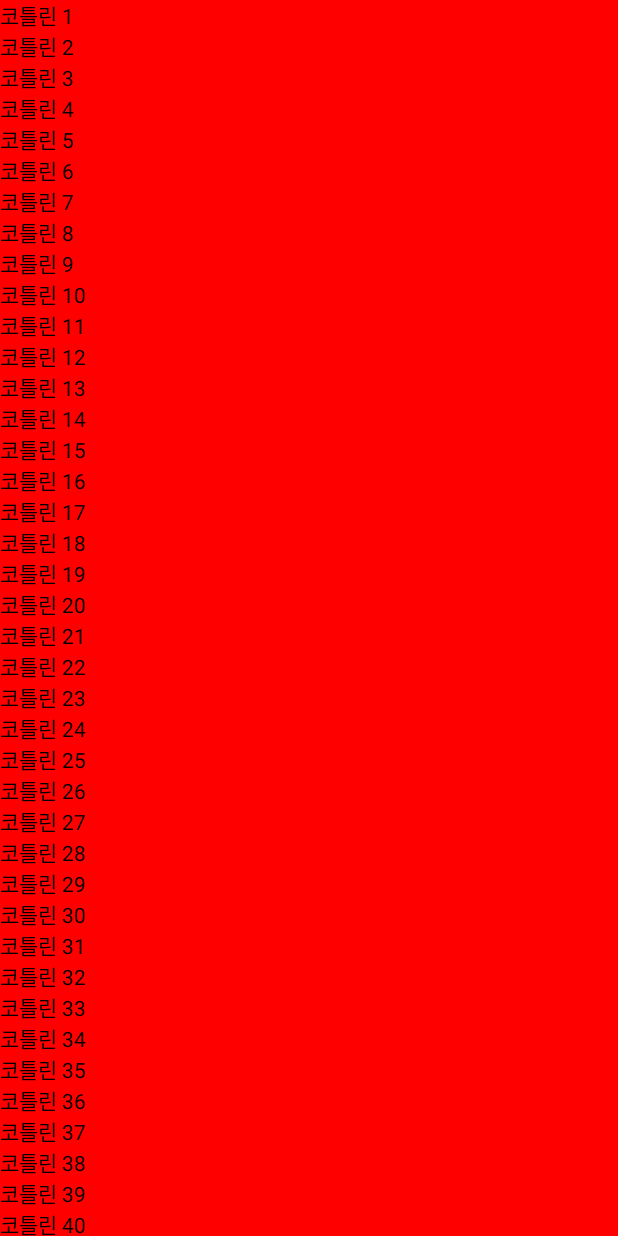
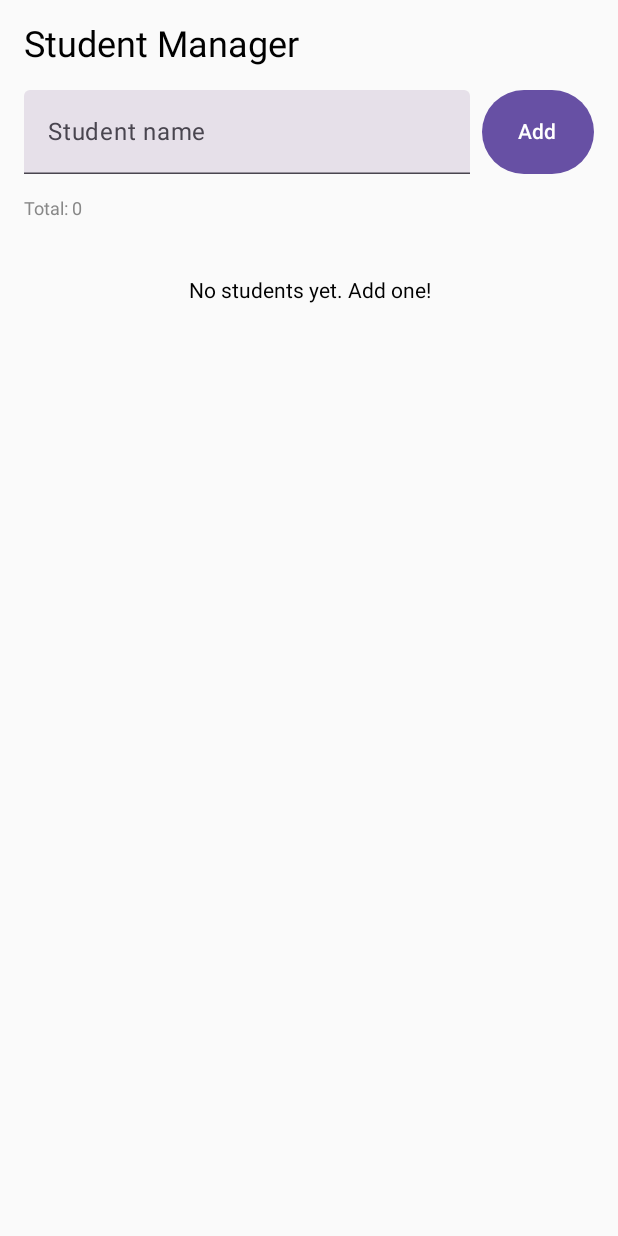
Before and after one commit to voidgogo/kotlin-2025a, an Android app built with Jetpack Compose: the screen it shows after launch (MainActivity), on a phone screen of 412 x 824 dp. Run offline under Robolectric (Android 15) with nearby library versions, the phone set to English and light mode, and no system bars; our stand-ins replace Room's generated code.

Commit message:
week13 : SimpleApp(MVVM - Jetpack Compose)

```diff
--- a/AppWeek13b/app/src/main/java/com/appweek13b/MainActivity.kt
+++ b/AppWeek13b/app/src/main/java/com/appweek13b/MainActivity.kt
@@ -3,50 +3,29 @@ package com.appweek13b
 import android.os.Bundle
 import androidx.activity.ComponentActivity
 import androidx.activity.compose.setContent
-import androidx.activity.enableEdgeToEdge
-import androidx.compose.foundation.background
-import androidx.compose.foundation.layout.Column
-import androidx.compose.foundation.layout.fillMaxSize
-import androidx.compose.foundation.layout.fillMaxWidth
-import androidx.compose.foundation.layout.padding
-import androidx.compose.foundation.lazy.LazyColumn
-import androidx.compose.foundation.rememberScrollState
-import androidx.compose.foundation.verticalScroll
-import androidx.compose.material3.Text
-import androidx.compose.runtime.Composable
-import androidx.compose.ui.Modifier
-import androidx.compose.ui.graphics.Color
-import androidx.compose.ui.tooling.preview.Preview
-import com.appweek13b.ui.theme.AppWeek13bTheme
-
+import androidx.activity.viewModels
+import androidx.compose.runtime.collectAsState
+import androidx.compose.runtime.getValue
 
 class MainActivity : ComponentActivity() {
+
+    private val viewModel: StudentViewModel by viewModels()
+
     override fun onCreate(savedInstanceState: Bundle?) {
         super.onCreate(savedInstanceState)
 
         setContent {
-            LazyColumn(
-                modifier = Modifier
-                    .background(color = Color.Red)
-                    .fillMaxWidth()
-            ) {
-                items(90){ index ->
-                    Text(text = "코틀린 ${index + 1}")
+            val students by viewModel.students.collectAsState()
+
+            StudentListScreen(
+                students = students,
+                onAddClick = { name ->
+                    viewModel.addStudent(name)
+                },
+                onDeleteClick = { student ->
+                    viewModel.deleteStudent(student)
                 }
-            }
-
-//            val scrollState = rememberScrollState()
-//
-//            Column(
-//                modifier = Modifier
-//                    .background(color = Color.Blue)
-//                    .fillMaxWidth()
-//                    .verticalScroll(scrollState)
-//            ){
-//                for(i in 1..90){
-//                    Text("코틀린 $i")
-//                }
-//            }
+            )
         }
     }
 }
--- /dev/null
+++ b/AppWeek13b/app/src/main/java/com/appweek13b/StudentDao.kt
@@ -0,0 +1,20 @@
+package com.appweek13b
+
+import androidx.room.*
+import kotlinx.coroutines.flow.Flow
+
+@Dao
+interface StudentDao {
+
+    @Query("SELECT * FROM students ORDER BY id DESC")
+    fun getAllStudents(): Flow<List<Student>>
+
+    @Insert(onConflict = OnConflictStrategy.REPLACE)
+    suspend fun insertStudent(student: Student)
+
+    @Delete
+    suspend fun deleteStudent(student: Student)
+
+    @Query("DELETE FROM students")
+    suspend fun deleteAllStudents()
+}
--- /dev/null
+++ b/AppWeek13b/app/src/main/java/com/appweek13b/StudentDatabase.kt
@@ -0,0 +1,33 @@
+package com.appweek13b
+
+import android.content.Context
+import androidx.room.Database
+import androidx.room.Room
+import androidx.room.RoomDatabase
+
+@Database(entities = [Student::class], version = 1, exportSchema = false)
+abstract class StudentDatabase : RoomDatabase() {
+
+    abstract fun studentDao(): StudentDao
+
+    companion object {
+        @Volatile
+        private var INSTANCE: StudentDatabase? = null
+
+        fun getDatabase(context: Context): StudentDatabase {
+            if (INSTANCE != null) {
+                return INSTANCE!!
+            }
+
+            synchronized(this) {
+                val instance = Room.databaseBuilder(
+                    context.applicationContext,
+                    StudentDatabase::class.java,
+                    "student_database"
+                ).build()
+                INSTANCE = instance
+                return instance
+            }
+        }
+    }
+}
--- /dev/null
+++ b/AppWeek13b/app/src/main/java/com/appweek13b/StudentListScreen.kt
@@ -0,0 +1,133 @@
+package com.appweek13b
+
+import androidx.compose.foundation.layout.*
+import androidx.compose.foundation.lazy.LazyColumn
+import androidx.compose.foundation.lazy.items
+import androidx.compose.material3.*
+import androidx.compose.runtime.*
+import androidx.compose.ui.Alignment
+import androidx.compose.ui.Modifier
+import androidx.compose.ui.graphics.Color
+import androidx.compose.ui.unit.dp
+import androidx.compose.ui.unit.sp
+import androidx.compose.ui.text.style.TextAlign
+
+@Composable
+fun StudentItem(
+    student: Student,
+    onDeleteClick: () -> Unit
+) {
+    Card(
+        modifier = Modifier
+            .fillMaxWidth()
+            .padding(8.dp)
+    ) {
+        Row(
+            modifier = Modifier
+                .fillMaxWidth()
+                .padding(16.dp),
+            verticalAlignment = Alignment.CenterVertically
+        ) {
+            Column(
+                modifier = Modifier.weight(1f)
+            ) {
+                Text(
+                    text = student.name,
+                    fontSize = 18.sp,
+                    modifier = Modifier.padding(bottom = 4.dp)
+                )
+                Text(
+                    text = "${student.department} • ${student.grade}",
+                    fontSize = 12.sp,
+                    color = Color.Gray
+                )
+            }
+
+            Button(
+                onClick = onDeleteClick,
+                modifier = Modifier.size(40.dp),
+                contentPadding = PaddingValues(0.dp),
+                colors = ButtonDefaults.buttonColors(
+                    containerColor = Color(0xFFEF4444)
+                )
+            ) {
+                Text("×", fontSize = 20.sp, color = Color.White)
+            }
+        }
+    }
+}
+
+@Composable
+fun StudentListScreen(
+    students: List<Student>,
+    onAddClick: (String) -> Unit,
+    onDeleteClick: (Student) -> Unit
+) {
+    var studentName by remember { mutableStateOf("") }
+
+    Column(
+        modifier = Modifier
+            .fillMaxSize()
+            .padding(16.dp)
+    ) {
+        Text(
+            text = "Student Manager",
+            fontSize = 24.sp,
+            modifier = Modifier.padding(bottom = 16.dp)
+        )
+
+        Row(
+            modifier = Modifier
+                .fillMaxWidth()
+                .padding(bottom = 16.dp),
+            horizontalArrangement = Arrangement.spacedBy(8.dp)
+        ) {
+            TextField(
+                value = studentName,
+                onValueChange = { studentName = it },
+                label = { Text("Student name") },
+                modifier = Modifier
+                    .weight(1f)
+                    .height(56.dp),
+                singleLine = true
+            )
+            Button(
+                onClick = {
+                    onAddClick(studentName)
+                    studentName = ""
+                },
+                modifier = Modifier.height(56.dp)
+            ) {
+                Text("Add")
+            }
+        }
+
+        Text(
+            text = "Total: ${students.size}",
+            fontSize = 12.sp,
+            color = Color.Gray,
+            modifier = Modifier.padding(bottom = 8.dp)
+        )
+
+        if (students.isEmpty()) {
+            Text(
+                text = "No students yet. Add one!",
+                modifier = Modifier
+                    .fillMaxWidth()
+                    .padding(vertical = 32.dp),
+                textAlign = TextAlign.Center
+            )
+        } else {
+            LazyColumn(
+                modifier = Modifier.fillMaxWidth()
+            ) {
+                items(students) { student ->
+                    StudentItem(
+                        student = student,
+                        onDeleteClick = { onDeleteClick(student) }
+                    )
+                }
+            }
+        }
+    }
+}
--- /dev/null
+++ b/AppWeek13b/app/src/main/java/com/appweek13b/StudentViewModel.kt
@@ -0,0 +1,47 @@
+package com.appweek13b
+
+import android.app.Application
+import androidx.lifecycle.AndroidViewModel
+import androidx.lifecycle.viewModelScope
+import kotlinx.coroutines.flow.MutableStateFlow
+import kotlinx.coroutines.flow.StateFlow
+import kotlinx.coroutines.flow.asStateFlow
+import kotlinx.coroutines.launch
+
+class StudentViewModel(application: Application) : AndroidViewModel(application) {
+
+    private val repository = StudentRepository(
+        StudentDatabase.getDatabase(application).studentDao()
+    )
+
+    private val _students = MutableStateFlow<List<Student>>(emptyList())
+    val students: StateFlow<List<Student>> = _students.asStateFlow()
+
+    init {
+        viewModelScope.launch {
+            repository.getAllStudents().collect { list ->
+                _students.value = list
+            }
+        }
+    }
+
+    fun addStudent(name: String) {
+        if (name.isBlank()) return
+
+        viewModelScope.launch {
+            repository.addStudent(name)
+        }
+    }
+
+    fun deleteStudent(student: Student) {
+        viewModelScope.launch {
+            repository.deleteStudent(student)
+        }
+    }
+
+    fun deleteAllStudents() {
+        viewModelScope.launch {
+            repository.deleteAllStudents()
+        }
+    }
+}
```
Also changed, not shown: AppWeek13b/app/build.gradle.kts (+29 -0 lines), AppWeek13b/app/src/main/java/com/appweek13b/Student.kt (added, +17 -0 lines), AppWeek13b/app/src/main/java/com/appweek13b/StudentRepository.kt (added, +27 -0 lines).
